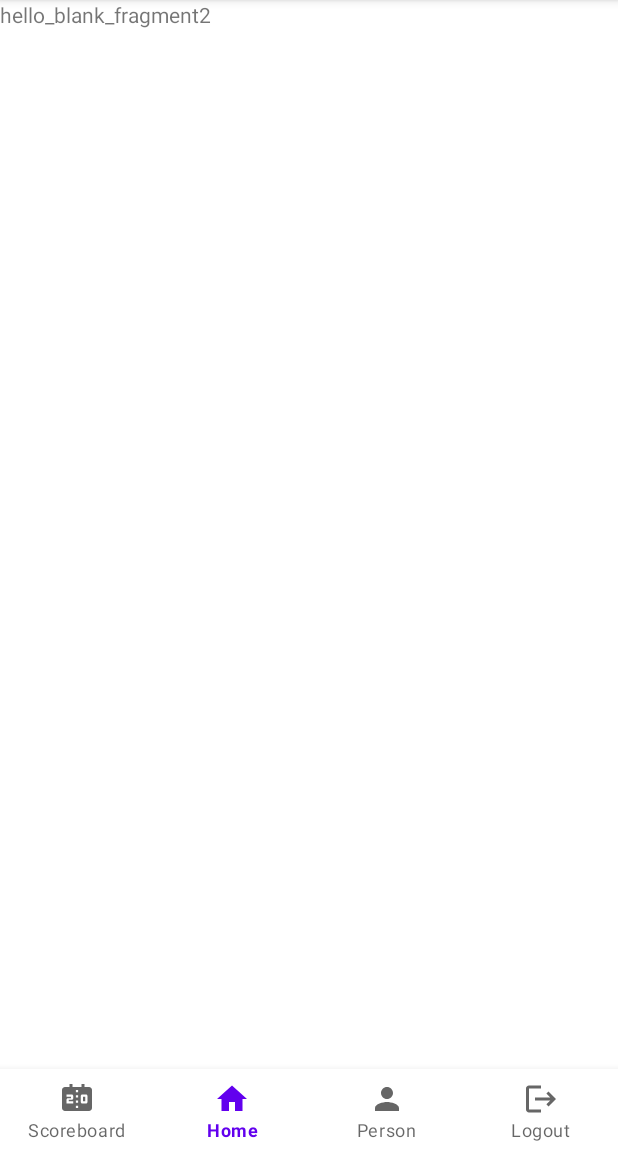
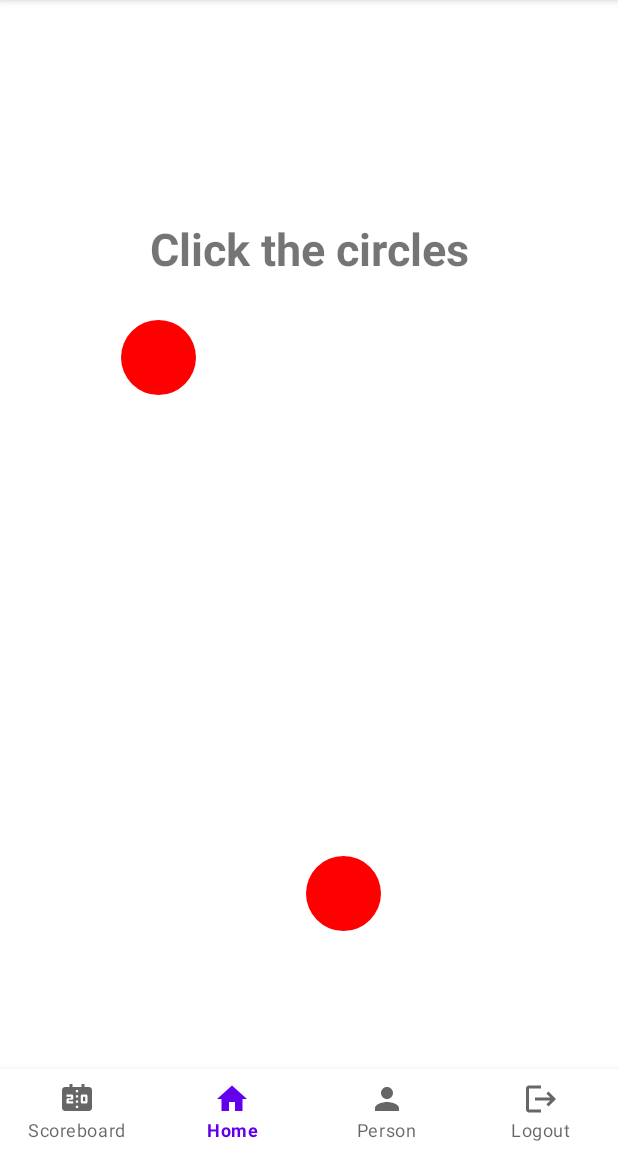
Before and after one commit to ckkwokeric/SEHS4681_gp_grp2, an Android app: the fragment Level2Fragment placed in its activity, on a phone screen of 412 x 824 dp, the part 84-1236 px from its top. Run offline under Robolectric (Android 15) with nearby library versions, the phone set to English and light mode, and no system bars.

Commit message:
Added Level2 (Harry)

```diff
--- a/app/src/main/java/com/example/sehs4681_gp_grp2/Harry/Level2Fragment.java
+++ b/app/src/main/java/com/example/sehs4681_gp_grp2/Harry/Level2Fragment.java
@@ -2,32 +2,112 @@ package com.example.sehs4681_gp_grp2.Harry;
 
 import android.os.Bundle;
 
+import androidx.constraintlayout.widget.ConstraintLayout;
 import androidx.fragment.app.Fragment;
+import androidx.fragment.app.FragmentManager;
+import androidx.fragment.app.FragmentTransaction;
 
+import android.os.Handler;
 import android.view.LayoutInflater;
+import android.view.MotionEvent;
 import android.view.View;
 import android.view.ViewGroup;
+import android.widget.Button;
+import android.widget.TextView;
 
+import com.example.sehs4681_gp_grp2.HomeFragment;
 import com.example.sehs4681_gp_grp2.R;
+
+import java.util.Random;
 
 
 public class Level2Fragment extends Fragment {
+
+    private View circle1;
+    private View circle2;
+    private Button winButton;
+    private TextView clickInstructions;
+    private ConstraintLayout layout;
+    private Handler handler;
+    private Runnable moveCircles;
+    private Random random;
+    private boolean circle1Clicked;
+    private boolean circle2Clicked;
 
     public Level2Fragment() {
         // Required empty public constructor
     }
 
     @Override
-    public void onCreate(Bundle savedInstanceState) {
-        super.onCreate(savedInstanceState);
+    public View onCreateView(LayoutInflater inflater, ViewGroup container, Bundle savedInstanceState) {
+        View view = inflater.inflate(R.layout.fragment_level2, container, false);
 
-    }
+        circle1 = view.findViewById(R.id.circle1);
+        circle2 = view.findViewById(R.id.circle2);
+        winButton = view.findViewById(R.id.win_button);
+        clickInstructions = view.findViewById(R.id.click_instructions);
+        layout = view.findViewById(R.id.main_layout);
+        handler = new Handler();
+        random = new Random();
 
-    @Override
-    public View onCreateView(LayoutInflater inflater, ViewGroup container,
-                             Bundle savedInstanceState) {
-        View view = inflater.inflate(R.layout.fragment_level2, container, false);
+        moveCircles = new Runnable() {
+            @Override
+            public void run() {
+                moveCircle(circle1);
+                moveCircle(circle2);
+                circle1Clicked = false;
+                circle2Clicked = false;
+                handler.postDelayed(this, 800);
+            }
+        };
+
+        circle1.setOnTouchListener((v, event) -> {
+            if (event.getAction() == MotionEvent.ACTION_DOWN) {
+                circle1Clicked = true;
+                checkForSuccess();
+            }
+            return true;
+        });
+
+        circle2.setOnTouchListener((v, event) -> {
+            if (event.getAction() == MotionEvent.ACTION_DOWN) {
+                circle2Clicked = true;
+                checkForSuccess();
+            }
+            return true;
+        });
+
+        winButton.setOnClickListener(v -> goBack());
+
+        handler.postDelayed(moveCircles, 1000);
 
         return view;
     }
+
+    private void moveCircle(View circle) {
+        int x = random.nextInt(layout.getWidth() - circle.getWidth());
+        int y = random.nextInt(layout.getHeight() -circle.getHeight());
+        circle.setX(x);
+        circle.setY(y);
+    }
+
+    private void checkForSuccess() {
+        if (circle1Clicked && circle2Clicked) {
+            winButton.setVisibility(View.VISIBLE);
+            clickInstructions.setVisibility(View.GONE);
+            handler.removeCallbacks(moveCircles);
+        }
+    }
+
+    private void goBack() {
+        circle1Clicked = false;
+        circle2Clicked = false;
+        FragmentManager fragmentManager = getParentFragmentManager();
+        FragmentTransaction fragmentTransaction = fragmentManager.beginTransaction();
+        HomeFragment homeFragment = new HomeFragment();
+        fragmentTransaction.replace(R.id.flFragment, homeFragment);
+        fragmentTransaction.addToBackStack(null);
+        fragmentTransaction.commit();
+    }
+
 }
--- /dev/null
+++ b/app/src/main/res/drawable/circle.xml
@@ -0,0 +1,5 @@
+<?xml version="1.0" encoding="utf-8"?>
+<shape xmlns:android="http://schemas.android.com/apk/res/android">
+    <solid android:color="#FF0000" />
+    <corners android:radius="25dp" />
+</shape>
--- a/app/src/main/res/layout/fragment_level1.xml
+++ b/app/src/main/res/layout/fragment_level1.xml
@@ -3,7 +3,8 @@
     xmlns:tools="http://schemas.android.com/tools"
     android:layout_width="match_parent"
     android:layout_height="match_parent"
-    tools:context=".Harry.Level1Fragment">
+    tools:context=".Harry.Level1Fragment"
+    android:layout_marginBottom="@dimen/bottom_nav_min_height">
 
     <androidx.constraintlayout.widget.ConstraintLayout xmlns:android="http://schemas.android.com/apk/res/android"
         xmlns:app="http://schemas.android.com/apk/res-auto"
--- a/app/src/main/res/layout/fragment_level2.xml
+++ b/app/src/main/res/layout/fragment_level2.xml
@@ -1,14 +1,52 @@
 <?xml version="1.0" encoding="utf-8"?>
-<FrameLayout xmlns:android="http://schemas.android.com/apk/res/android"
+<androidx.constraintlayout.widget.ConstraintLayout xmlns:android="http://schemas.android.com/apk/res/android"
+    xmlns:app="http://schemas.android.com/apk/res-auto"
     xmlns:tools="http://schemas.android.com/tools"
+    android:id="@+id/main_layout"
     android:layout_width="match_parent"
     android:layout_height="match_parent"
-    tools:context=".Harry.Level2Fragment">
+    tools:context=".Harry.Level2Fragment"
+    android:layout_marginBottom="@dimen/bottom_nav_min_height">
 
-    <!-- TODO: Update blank fragment layout -->
     <TextView
-        android:layout_width="match_parent"
-        android:layout_height="match_parent"
-        android:text="hello_blank_fragment2" />
+        android:id="@+id/click_instructions"
+        android:layout_width="wrap_content"
+        android:layout_height="wrap_content"
+        android:text="Click the circles"
+        android:textSize="30dp"
+        android:textStyle="bold"
+        app:layout_constraintBottom_toTopOf="@+id/circle1"
+        app:layout_constraintEnd_toEndOf="parent"
+        app:layout_constraintStart_toStartOf="parent"
+        app:layout_constraintTop_toTopOf="parent" />
 
-</FrameLayout>
+    <View
+        android:id="@+id/circle1"
+        android:layout_width="50dp"
+        android:layout_height="50dp"
+        android:background="@drawable/circle"
+        app:layout_constraintBottom_toBottomOf="parent"
+        app:layout_constraintStart_toStartOf="parent"
+        app:layout_constraintTop_toTopOf="parent" />
+
+    <View
+        android:id="@+id/circle2"
+        android:layout_width="50dp"
+        android:layout_height="50dp"
+        android:background="@drawable/circle"
+        app:layout_constraintBottom_toBottomOf="parent"
+        app:layout_constraintEnd_toEndOf="parent"
+        app:layout_constraintTop_toTopOf="parent" />
+
+    <Button
+        android:id="@+id/win_button"
+        android:layout_width="wrap_content"
+        android:layout_height="wrap_content"
+        android:text="You Win!"
+        android:visibility="gone"
+        app:layout_constraintBottom_toBottomOf="parent"
+        app:layout_constraintEnd_toEndOf="parent"
+        app:layout_constraintStart_toStartOf="parent"
+        app:layout_constraintTop_toBottomOf="@+id/circle1" />
+
+</androidx.constraintlayout.widget.ConstraintLayout>
```
Also changed, not shown: app/src/main/java/com/example/sehs4681_gp_grp2/Harry/MovingCircleView.java (added, +58 -0 lines).
